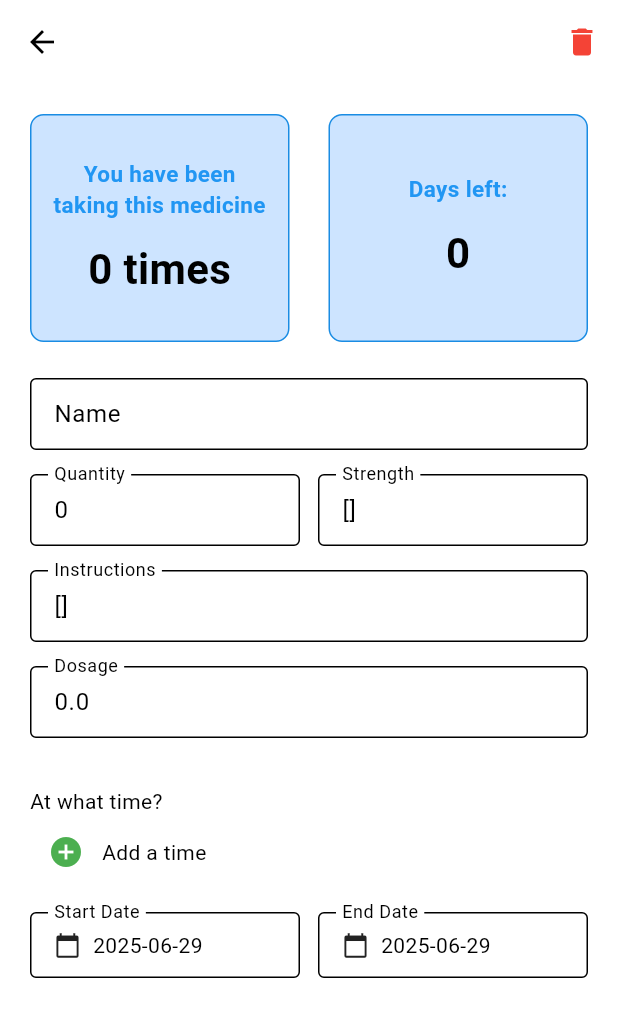
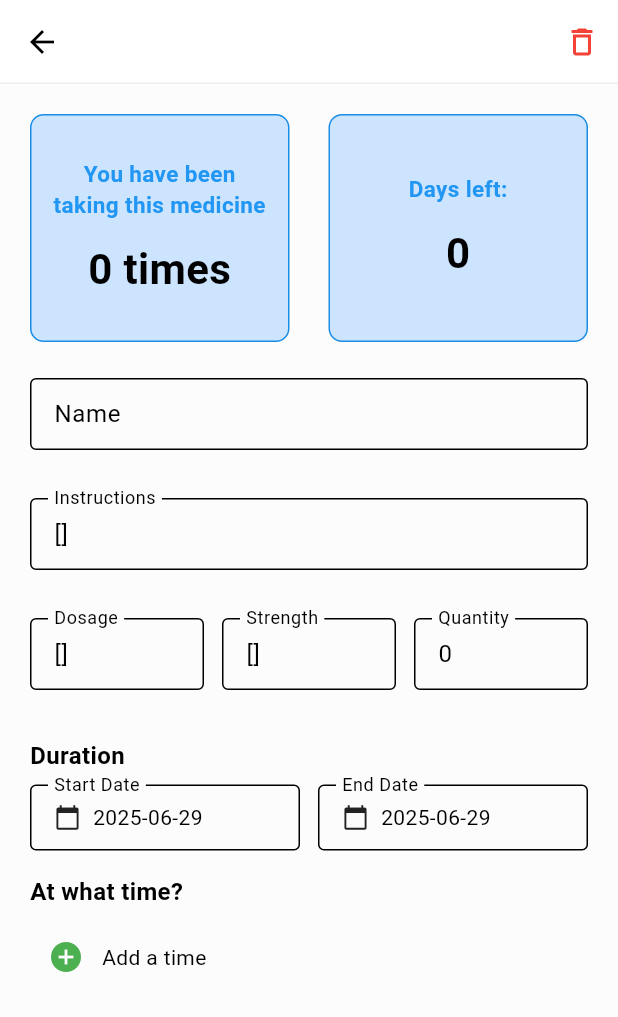
Before and after one commit to GemWinnnn/SchedRx, a Flutter app: the DetailsScreen screen opened directly with empty values, on a phone screen of 412 x 824 dp. Shown: the top 1017 px of the screen. Run offline on Flutter 3.47's test engine with Material 3 defaults, Android fonts, the phone set to English and light mode, and no system bars; our stand-ins replace cloud_firestore, firebase_core, image_picker; accounts and stored records are empty.

Commit message:
Updated UI in several screens, added backend README, and images. Changed dosage -> string in medication model.

```diff
--- a/frontend/lib/screens/add_screen.dart
+++ b/frontend/lib/screens/add_screen.dart
@@ -472,9 +472,7 @@ class _AddScreenState extends State<AddScreen> with TickerProviderStateMixin {
                             .collection('medicines')
                             .add({
                               'name': med['medicine'],
-                              'dosage':
-                                  double.tryParse(med['dosage'].toString()) ??
-                                  0,
+                              'dosage': med['dosage'],
                               'strength': med['strength'],
                               'instructions': med['instructions'],
                               'quantity':
@@ -694,7 +692,7 @@ class _AddScreenState extends State<AddScreen> with TickerProviderStateMixin {
           ),
         ),
       ),
-      backgroundColor: const Color(0xFFFDFDFD),
+      backgroundColor: const Color(0xFFFCFCFC),
       body: Center(
         child: SingleChildScrollView(
           child: Padding(
--- a/frontend/lib/screens/details_screen.dart
+++ b/frontend/lib/screens/details_screen.dart
@@ -53,11 +53,6 @@ class _DetailsScreenState extends State<DetailsScreen> {
       dataToSave['quantity'] = int.tryParse(dataToSave['quantity']) ?? 0;
     }
 
-    // Convert dosage to double if it's a string
-    if (dataToSave['dosage'] is String) {
-      dataToSave['dosage'] = double.tryParse(dataToSave['dosage']) ?? 0.0;
-    }
-
     await FirebaseFirestore.instance
         .collection('medicines')
         .doc(widget.docId)
@@ -108,9 +103,7 @@ class _DetailsScreenState extends State<DetailsScreen> {
         ? _edited['quantity']
         : int.tryParse(_edited['quantity']?.toString() ?? '') ?? 0;
 
-    final dosage = _edited['dosage'] is double
-        ? _edited['dosage']
-        : double.tryParse(_edited['dosage']?.toString() ?? '') ?? 0.0;
+    final dosage = _edited['dosage']?.toString() ?? '';
 
     // Handle times field which might contain strings or Timestamps
     List<Timestamp> rawTimes = [];
@@ -123,17 +116,35 @@ class _DetailsScreenState extends State<DetailsScreen> {
         .map((t) => TimeOfDay.fromDateTime(t.toDate()).format(context))
         .toList();
 
+    // Calculate taken count from takenDates
+    final takenDates = List<String>.from(_edited['takenDates'] ?? []);
+    final takenCount = takenDates.length;
+
     return Scaffold(
-      appBar: AppBar(
+      appBar: PreferredSize(
+        preferredSize: const Size.fromHeight(kToolbarHeight),
+        child: AppBar(
           title: Text(_edited['name'] ?? 'Medicine'),
+          backgroundColor: Colors.white,
+          elevation: 0,
           actions: [
             IconButton(
-            icon: const Icon(Icons.delete, color: Colors.red),
+              icon: const Icon(Icons.delete_outline, color: Colors.red),
               onPressed: _onDelete,
               tooltip: 'Delete',
             ),
           ],
+          flexibleSpace: Container(
+            alignment: Alignment.bottomCenter,
+            decoration: const BoxDecoration(
+              border: Border(
+                bottom: BorderSide(color: Color(0xFFEEEEEE), width: 1),
               ),
+            ),
+          ),
+        ),
+      ),
+      backgroundColor: const Color(0xFFFCFCFC),
       body: Form(
         key: _formKey,
         child: ListView(
@@ -144,18 +155,26 @@ class _DetailsScreenState extends State<DetailsScreen> {
               children: [
                 _statBox(
                   'You have been\ntaking this medicine',
-                  '${times.length} times',
+                  '$takenCount times',
                 ),
                 _statBox('Days left:', _daysLeft(_edited)),
               ],
             ),
             const SizedBox(height: 24),
+            // Name
             _buildTextField('Name', 'name', _edited['name']),
+            const SizedBox(height: 16),
+            // Instructions
+            _buildTextField(
+              'Instructions',
+              'instructions',
+              _edited['instructions'],
+            ),
+            const SizedBox(height: 16),
+            // One row: Dosage, Strength, Quantity
             Row(
               children: [
-                Expanded(
-                  child: _buildNumberField('Quantity', 'quantity', quantity),
-                ),
+                Expanded(child: _buildTextField('Dosage', 'dosage', dosage)),
                 const SizedBox(width: 12),
                 Expanded(
                   child: _buildTextField(
@@ -164,27 +183,47 @@ class _DetailsScreenState extends State<DetailsScreen> {
                     _edited['strength'],
                   ),
                 ),
+                const SizedBox(width: 12),
+                Expanded(
+                  child: _buildNumberField('Quantity', 'quantity', quantity),
+                ),
               ],
             ),
-            _buildTextField(
-              'Instructions',
-              'instructions',
-              _edited['instructions'],
+            const SizedBox(height: 16),
+            // Duration
+            const Text(
+              'Duration',
+              style: TextStyle(fontSize: 16, fontWeight: FontWeight.w600),
             ),
+            const SizedBox(height: 8),
+            // Start date and End date
             Row(
               children: [
                 Expanded(
-                  child: _buildNumberField(
-                    'Dosage',
-                    'dosage',
-                    dosage,
-                    isDouble: true,
+                  child: _buildDateField(
+                    'Start Date',
+                    'startDate',
+                    _edited['startDate'],
+                  ),
+                ),
+                const SizedBox(width: 12),
+                Expanded(
+                  child: _buildDateField(
+                    'End Date',
+                    'endDate',
+                    _edited['endDate'],
                   ),
                 ),
               ],
             ),
             const SizedBox(height: 16),
-            const Text('At what time?'),
+            // At what time?
+            const Text(
+              'At what time?',
+              style: TextStyle(fontSize: 16, fontWeight: FontWeight.w600),
+            ),
+            const SizedBox(height: 8),
+            // Time here
             ...List.generate(
               times.length,
               (i) => Row(
@@ -228,26 +267,6 @@ class _DetailsScreenState extends State<DetailsScreen> {
                   },
                 ),
                 const Text('Add a time'),
-              ],
-            ),
-            const SizedBox(height: 16),
-            Row(
-              children: [
-                Expanded(
-                  child: _buildDateField(
-                    'Start Date',
-                    'startDate',
-                    _edited['startDate'],
-                  ),
-                ),
-                const SizedBox(width: 12),
-                Expanded(
-                  child: _buildDateField(
-                    'End Date',
-                    'endDate',
-                    _edited['endDate'],
-                  ),
-                ),
               ],
             ),
             const SizedBox(height: 32),
@@ -424,7 +443,18 @@ class _DetailsScreenState extends State<DetailsScreen> {
       final end = med['endDate'];
       final endDate = _toDate(end);
       if (endDate == null) return '-';
-      final diff = endDate.difference(DateTime.now()).inDays;
+
+      final now = DateTime.now();
+      final startOfToday = DateTime(now.year, now.month, now.day);
+      final endOfToday = DateTime(now.year, now.month, now.day, 23, 59, 59);
+
+      // If end date is today or in the past, return 0
+      if (endDate.isBefore(endOfToday)) {
+        return '0';
+      }
+
+      // Calculate days left (including today)
+      final diff = endDate.difference(startOfToday).inDays;
       return diff >= 0 ? diff.toString() : '0';
     } catch (_) {
       return '-';
--- a/frontend/lib/screens/main.dart
+++ b/frontend/lib/screens/main.dart
@@ -36,7 +36,7 @@ class MyApp extends StatelessWidget {
         //
         // This works for code too, not just values: Most code changes can be
         // tested with just a hot reload.
-        colorScheme: ColorScheme.fromSeed(seedColor: Colors.deepPurple),
+        colorScheme: ColorScheme.fromSeed(seedColor: Colors.white),
       ),
       home: const MainNavigation(),
     );
```
Also changed, not shown: frontend/lib/main.dart (+9 -1 lines), frontend/lib/screens/calendar_screen.dart (+78 -36 lines), frontend/lib/screens/list_screen.dart (+17 -1 lines), 4 other files. Lines whose indentation alone changed are shown as unchanged.
